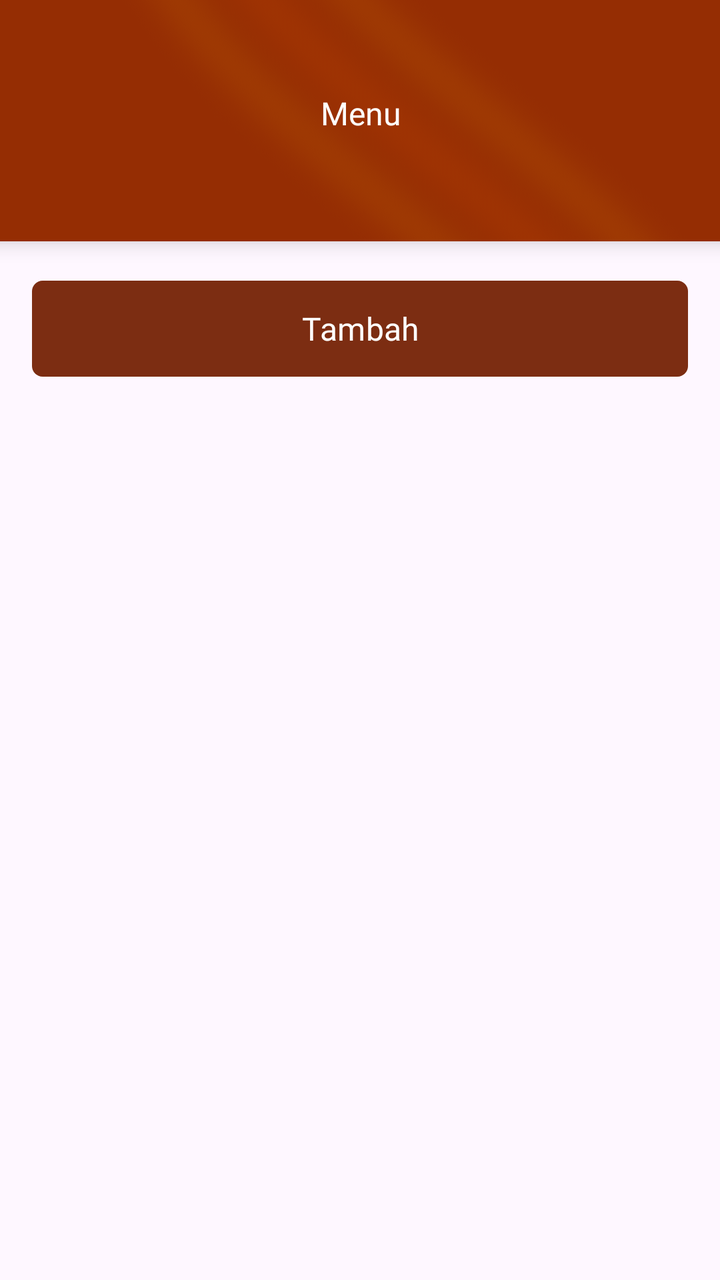
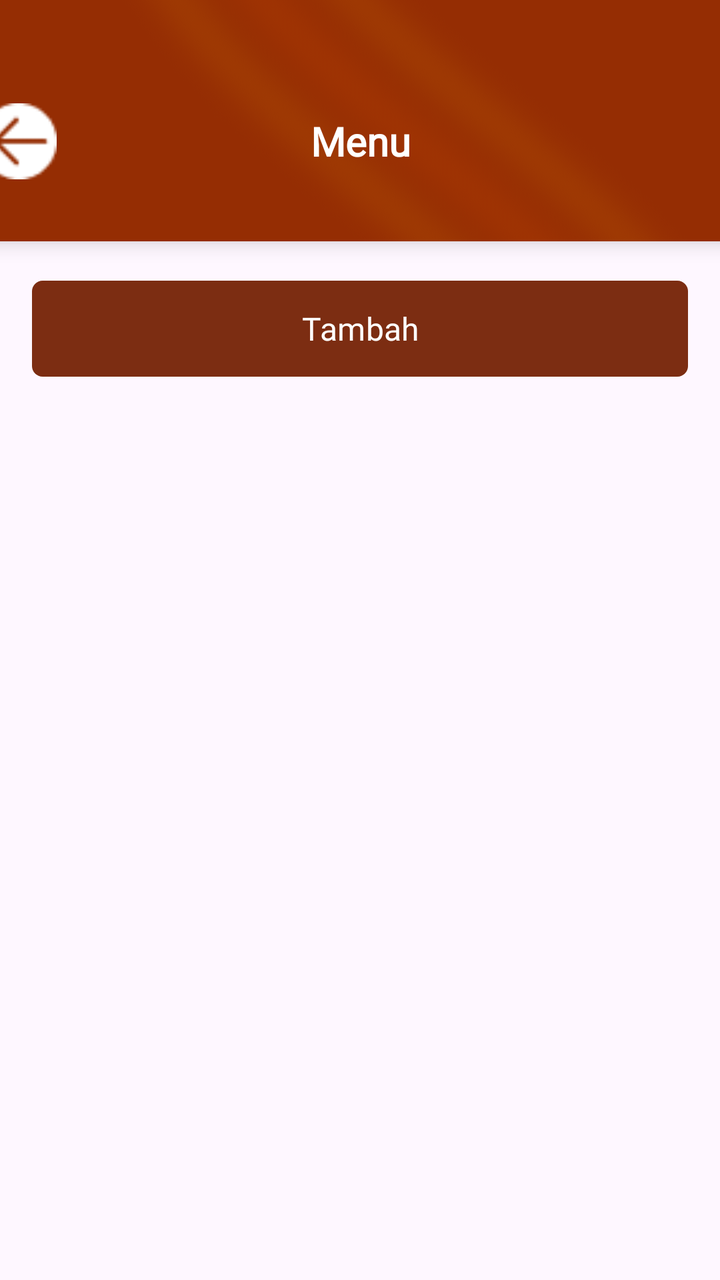

Before-and-after screenshots of an Android layout around one commit, followed by the original layout XML and the change that was made.
<!-- AndroidManifest.xml: application theme Theme.Warmindone -->
<!-- res/layout/activity_menu.xml -->
<?xml version="1.0" encoding="utf-8"?>
<androidx.constraintlayout.widget.ConstraintLayout xmlns:android="http://schemas.android.com/apk/res/android"
    xmlns:app="http://schemas.android.com/apk/res-auto"
    xmlns:tools="http://schemas.android.com/tools"
    android:layout_width="match_parent"
    android:layout_height="match_parent">

    <androidx.cardview.widget.CardView
        android:id="@+id/cardView"
        android:layout_width="412dp"
        android:layout_height="160dp"
        android:layout_marginTop="-40dp"
        app:cardBackgroundColor="#952D03"
        app:cardCornerRadius="20dp"
        app:cardElevation="6dp"
        app:layout_constraintEnd_toEndOf="parent"
        app:layout_constraintStart_toStartOf="parent"
        app:layout_constraintTop_toTopOf="parent">

        <ImageView
            android:id="@+id/imageView3"
            android:layout_width="match_parent"
            android:layout_height="wrap_content"
            android:alpha="0.3"
            android:scaleType="centerCrop"
            android:src="@drawable/bgdashboardadmin" />

        <LinearLayout
            android:layout_width="match_parent"
            android:layout_height="100dp"
            android:layout_marginTop="85dp"
            android:orientation="horizontal"
            android:paddingStart="30dp"
            android:paddingEnd="30dp">

            <TextView
                android:id="@+id/kategoriText"
                android:layout_width="wrap_content"
                android:layout_height="wrap_content"
                android:layout_weight="1"
                android:fontFamily="@font/montserrat_semibold"
                android:text="@string/menuModel"
                android:textAlignment="center"
                android:textColor="@color/cardview_light_background"
                android:textSize="16sp" />
        </LinearLayout>

    </androidx.cardview.widget.CardView>

    
    <com.google.android.material.button.MaterialButton
        android:id="@+id/btnTambahMenu"
        android:layout_width="0dp"
        android:layout_height="56dp"
        android:layout_marginStart="16dp"
        android:layout_marginTop="16dp"
        android:layout_marginEnd="16dp"
        android:fontFamily="@font/montserrat_semibold"
        android:text="Tambah"
        android:textColor="@android:color/white"
        android:textSize="16sp"

        app:backgroundTint="@color/secondary"
        app:cornerRadius="16px"
        app:elevation="4dp"

        app:layout_constraintEnd_toEndOf="parent"
        app:layout_constraintStart_toStartOf="parent"
        app:layout_constraintTop_toBottomOf="@id/cardView" />

    
    <androidx.recyclerview.widget.RecyclerView
        android:id="@+id/recyclerMenu"
        android:layout_width="0dp"
        android:layout_height="0dp"
        android:layout_marginTop="16dp"
        android:layout_marginStart="16dp"
        android:layout_marginEnd="16dp"

        app:layout_constraintTop_toBottomOf="@id/btnTambahMenu"
        app:layout_constraintBottom_toBottomOf="parent"
        app:layout_constraintStart_toStartOf="parent"
        app:layout_constraintEnd_toEndOf="parent"

        tools:listitem="@layout/menu_widget"/>

</androidx.constraintlayout.widget.ConstraintLayout>
<!-- res/layout/menu_widget.xml (included above) -->
<LinearLayout
    xmlns:android="http://schemas.android.com/apk/res/android"
    android:id="@+id/menuall"
    android:layout_width="match_parent"
    android:layout_height="110dp"
    android:layout_marginHorizontal="16dp"
    android:layout_marginTop="10dp"
    android:background="@drawable/card_white_menu"
    android:elevation="2dp"
    android:gravity="center_vertical"
    android:orientation="horizontal"
    android:paddingHorizontal="16dp">

    
    <ImageView
        android:id="@+id/imgMenu"
        android:layout_width="75dp"
        android:layout_height="75dp"
        android:scaleType="centerCrop"
        android:src="@drawable/ic_menu" />

    
    <LinearLayout
        android:layout_width="0dp"
        android:layout_height="wrap_content"
        android:layout_marginStart="14dp"
        android:layout_weight="1"
        android:orientation="vertical">

        <TextView
            android:id="@+id/tvNamaMenu"
            android:layout_width="wrap_content"
            android:layout_height="wrap_content"
            android:fontFamily="@font/montserrat_semibold"
            android:text="Me Bangladesh"
            android:textColor="#222222"
            android:textSize="18sp"
            android:textStyle="bold" />

        <TextView
            android:id="@+id/tvKategori"
            android:layout_width="wrap_content"
            android:layout_height="wrap_content"
            android:layout_marginTop="2dp"
            android:fontFamily="@font/montserrat_medium"
            android:text="Mie Nyemek"
            android:textColor="#9E9E9E"
            android:textSize="12sp" />
    </LinearLayout>

    
    <LinearLayout
        android:layout_width="wrap_content"
        android:layout_height="match_parent"
        android:gravity="center"
        android:orientation="horizontal">

        <ImageView
            android:id="@+id/btnEdit"
            android:layout_width="22dp"
            android:layout_height="22dp"
            android:layout_marginEnd="18dp"
            android:src="@drawable/ic_pen" />

        <ImageView
            android:id="@+id/btnDelete"
            android:layout_width="22dp"
            android:layout_height="22dp"
            android:src="@drawable/ic_trash" />
    </LinearLayout>

</LinearLayout>
<!-- resources referenced by this layout -->
<resources>
  <color name="secondary">#7c2d12</color>
  <!-- drawable bgdashboardadmin: png bitmap (drawable, 45797 bytes) -->
  <!-- drawable card_white_menu (drawable) -->
  <?xml version="1.0" encoding="utf-8"?>
  <shape xmlns:android="http://schemas.android.com/apk/res/android">
      <corners android:radius="8dp"/>
      <solid android:color="#fafafa"/>
      <stroke
          android:width="1dp" android:color="#9b9b9b" />
  </shape>
  <!-- drawable ic_menu: png bitmap (drawable, 1246 bytes) -->
  <!-- drawable ic_pen: png bitmap (drawable, 501 bytes) -->
  <!-- drawable ic_trash: png bitmap (drawable, 254 bytes) -->
  <string name="menuModel">Menu</string>
  <style name="Theme.Warmindone" parent="Base.Theme.Warmindone" />
  <style name="Base.Theme.Warmindone" parent="Theme.Material3.DayNight.NoActionBar">
          
          
      </style>
</resources>

<!-- the commit's change to res/layout/activity_menu.xml (unified diff, before → after) -->
@@ -25,26 +25,32 @@
             android:scaleType="centerCrop"
             android:src="@drawable/bgdashboardadmin" />
 
-        <LinearLayout
+        <RelativeLayout
             android:layout_width="match_parent"
             android:layout_height="100dp"
-            android:layout_marginTop="85dp"
-            android:orientation="horizontal"
-            android:paddingStart="30dp"
-            android:paddingEnd="30dp">
+            android:layout_marginTop="60dp">
+
+            <ImageView
+                android:id="@+id/btnBack"
+                android:layout_width="38dp"
+                android:layout_height="38dp"
+                android:layout_alignParentStart="true"
+                android:layout_centerVertical="true"
+                android:layout_marginStart="16dp"
+                android:src="@drawable/ic_back"/>
 
             <TextView
                 android:id="@+id/kategoriText"
                 android:layout_width="wrap_content"
                 android:layout_height="wrap_content"
-                android:layout_weight="1"
-                android:fontFamily="@font/montserrat_semibold"
-                android:text="@string/menuModel"
-                android:textAlignment="center"
-                android:textColor="@color/cardview_light_background"
-                android:textSize="16sp" />
-        </LinearLayout>
+                android:layout_centerInParent="true"
+                android:text="Menu"
+                android:textSize="20sp"
+                android:textStyle="bold"
+                android:textColor="@android:color/white"
+                android:fontFamily="@font/montserrat_semibold"/>
 
+        </RelativeLayout>
     </androidx.cardview.widget.CardView>
 
     
<!-- resource entries referenced after the edit -->
@@ -10,10 +10,10 @@
       <stroke
           android:width="1dp" android:color="#9b9b9b" />
   </shape>
+  <!-- drawable ic_back: png bitmap (drawable, 525 bytes) -->
   <!-- drawable ic_menu: png bitmap (drawable, 1246 bytes) -->
   <!-- drawable ic_pen: png bitmap (drawable, 501 bytes) -->
   <!-- drawable ic_trash: png bitmap (drawable, 254 bytes) -->
-  <string name="menuModel">Menu</string>
   <style name="Theme.Warmindone" parent="Base.Theme.Warmindone" />
   <style name="Base.Theme.Warmindone" parent="Theme.Material3.DayNight.NoActionBar">
           
